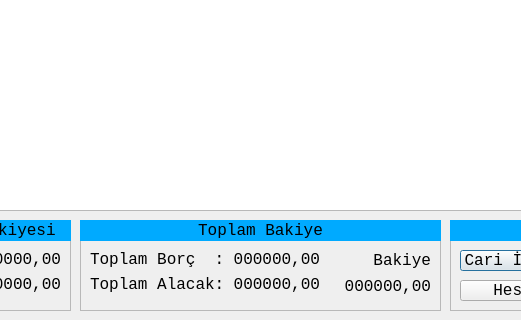
Old version of the form carikartlardialog.ui in the repository mamoo81/bhss; both pictures show x 200 to 721 and y 380 to 700 of the 1000 by 700 pixel window.
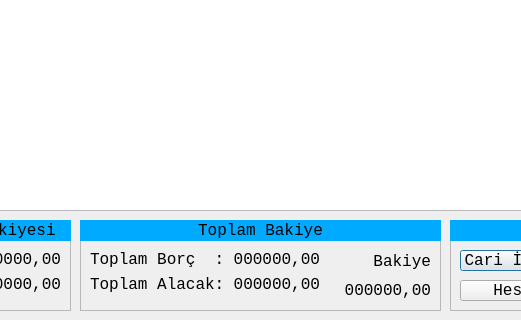
New version of the form. Icons and pictures are not drawn.

What changed in the file:
```diff
--- a/carikartlardialog.ui
+++ b/carikartlardialog.ui
@@ -539,7 +539,7 @@
       <x>10</x>
       <y>30</y>
       <width>230</width>
-      <height>46</height>
+      <height>51</height>
      </rect>
     </property>
     <layout class="QFormLayout" name="formLayout_2">
@@ -609,7 +609,7 @@
       <x>250</x>
       <y>30</y>
       <width>101</width>
-      <height>46</height>
+      <height>51</height>
      </rect>
     </property>
     <layout class="QVBoxLayout" name="verticalLayout">
```
Left out of the diff: 2 changed lines with no effect on the pictures.
